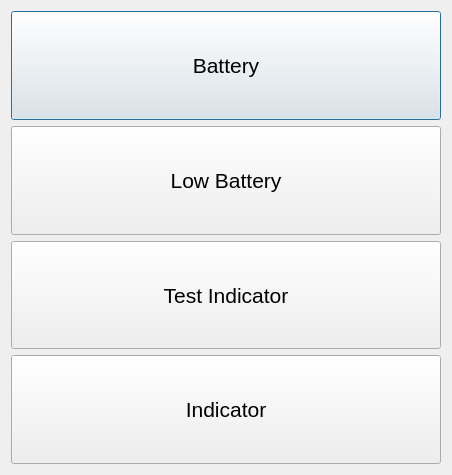
dhahaj/EAX-Python-Interface, file ManualControlDialog.ui: the form before one commit.
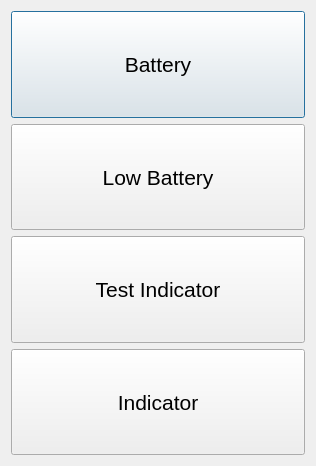
The form after the commit. Icons and pictures are not drawn.

```diff
--- a/ManualControlDialog.ui
+++ b/ManualControlDialog.ui
@@ -6,8 +6,8 @@
    <rect>
     <x>0</x>
     <y>0</y>
-    <width>452</width>
-    <height>475</height>
+    <width>316</width>
+    <height>466</height>
    </rect>
   </property>
   <property name="windowTitle">
```
Left out of the diff: 7 changed lines with no effect on the pictures.
